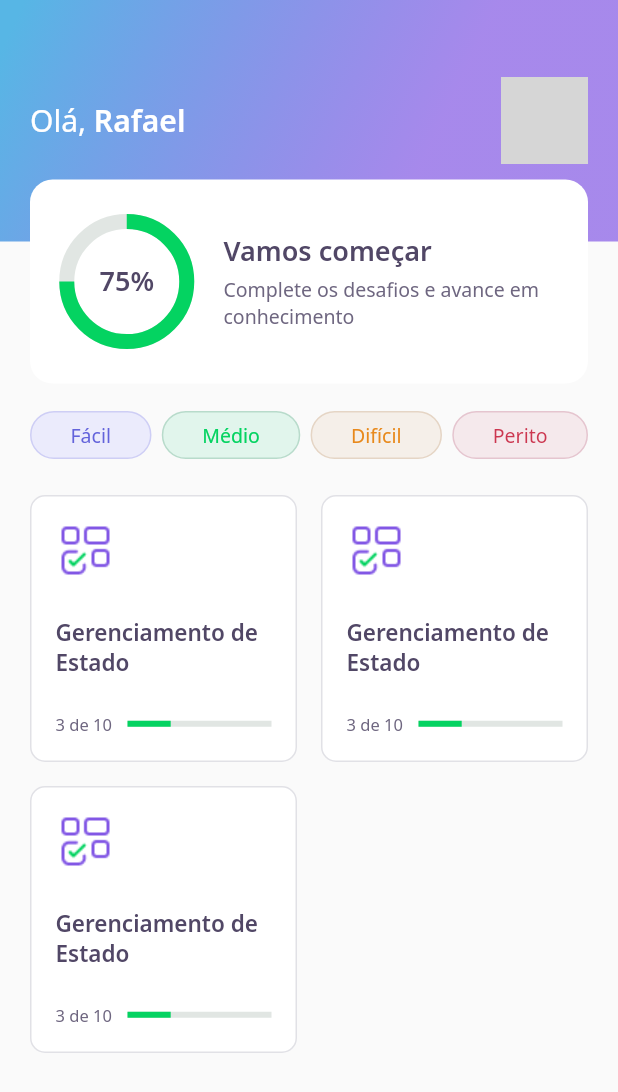
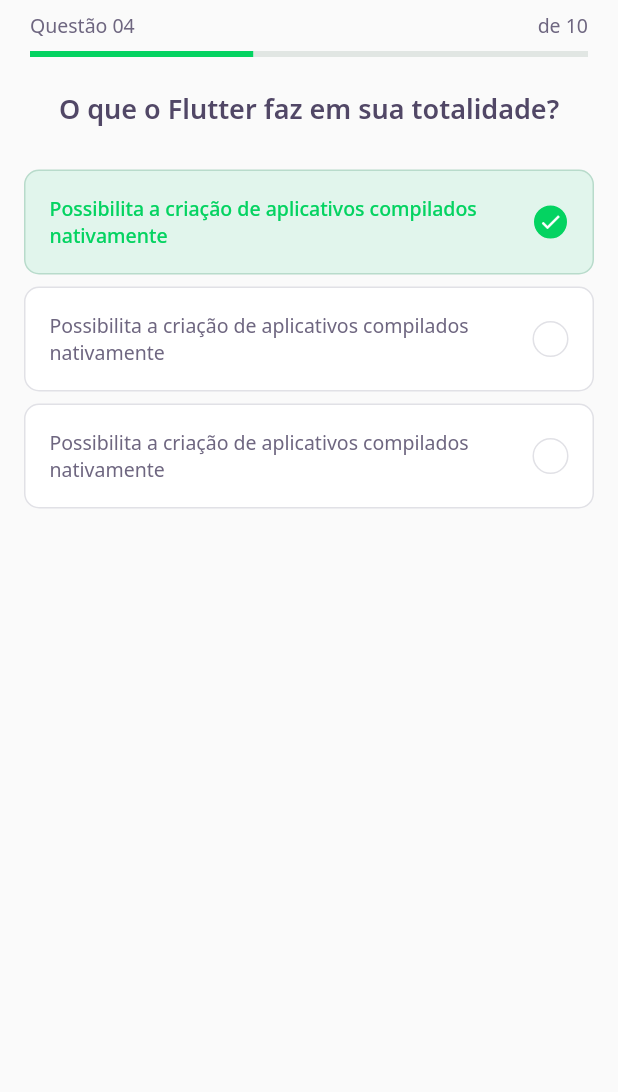
Before and after one commit to rafaalberto/devquiz-nlw, a Flutter app: the screen it shows after launch, on a phone screen of 412 x 824 dp. Shown: the top 1092 px of the screen. Run offline on Flutter 3.47's test engine with Material 2 defaults, Android fonts, the phone set to English and light mode, and no system bars; our stand-ins replace google_fonts; grey boxes are pictures that could not be loaded.

Commit message:
add answer widget

```diff
--- a/lib/main.dart
+++ b/lib/main.dart
@@ -1,5 +1,6 @@
 import 'package:flutter/material.dart';
 import 'package:dev_quiz/pages/home_page.dart';
+import 'package:dev_quiz/pages/challenge_page.dart';
 
 void main() {
   runApp(MyApp());
@@ -10,6 +11,6 @@ class MyApp extends StatelessWidget {
   Widget build(BuildContext context) {
     return MaterialApp(
         title: "DevQuiz",
-        home: HomePage());
+        home: ChallengePage());
   }
 }
--- /dev/null
+++ b/lib/pages/challenge_page.dart
@@ -0,0 +1,24 @@
+import 'package:dev_quiz/widgets/challenge_indicator_widget.dart';
+import 'package:dev_quiz/widgets/quiz_widget.dart';
+import 'package:flutter/material.dart';
+
+class ChallengePage extends StatefulWidget {
+  @override
+  _ChallengePageState createState() => _ChallengePageState();
+}
+
+class _ChallengePageState extends State<ChallengePage> {
+  @override
+  Widget build(BuildContext context) {
+    return Scaffold(
+      appBar: PreferredSize(
+        preferredSize: Size.fromHeight(60),
+        child: SafeArea(
+          top: true,
+          child: QuestionIndicator(),
+        ),
+      ),
+      body: QuizWidget(title: "O que o Flutter faz em sua totalidade?"),
+    );
+  }
+}
--- /dev/null
+++ b/lib/shared/progress_indicator_widget.dart
@@ -0,0 +1,17 @@
+import 'package:flutter/material.dart';
+import 'package:dev_quiz/core/app_colors.dart';
+
+class ProgressIndicatorWidget extends StatelessWidget {
+  final double value;
+
+  const ProgressIndicatorWidget({required this.value});
+
+  @override
+  Widget build(BuildContext context) {
+    return LinearProgressIndicator(
+      value: value,
+      backgroundColor: AppColors.chartSecondary,
+      valueColor: AlwaysStoppedAnimation<Color>(AppColors.chartPrimary),
+    );
+  }
+}
--- /dev/null
+++ b/lib/widgets/answer_widget.dart
@@ -0,0 +1,64 @@
+import 'package:dev_quiz/core/app_text_styles.dart';
+import 'package:flutter/material.dart';
+import 'package:dev_quiz/core/app_colors.dart';
+
+class AnswerWidget extends StatelessWidget {
+  final String title;
+  final bool isRight;
+  final bool isSelected;
+
+  const AnswerWidget(
+      {required this.title, this.isRight = false, this.isSelected = false});
+
+  Color get _selectedColorRight => isRight ? AppColors.darkGreen : AppColors.darkRed;
+
+  Color get _selectedBorderRight => isRight ? AppColors.lightGreen : AppColors.lightRed;
+
+  Color get _selectedColorCardRight => isRight ? AppColors.lightGreen : AppColors.lightRed;
+
+  Color get _selectedBorderCardRight => isRight ? AppColors.green : AppColors.red;
+
+  TextStyle get _selectedTextStyleRight => isRight ? AppTextStyles.bodyDarkGreen : AppTextStyles.bodyDarkRed;
+
+  IconData get _selectedIconRight => isRight ? Icons.check : Icons.close;
+
+  @override
+  Widget build(BuildContext context) {
+    return Padding(
+      padding: const EdgeInsets.symmetric(horizontal: 16, vertical: 4),
+      child: Container(
+        padding: const EdgeInsets.all(16),
+        decoration: BoxDecoration(
+          color: isSelected ? _selectedColorCardRight : AppColors.white,
+          borderRadius: BorderRadius.circular(10),
+          border: Border.fromBorderSide(BorderSide(color: isSelected ? _selectedBorderCardRight : AppColors.border)),
+        ),
+        child: Row(
+          mainAxisAlignment: MainAxisAlignment.spaceBetween,
+          children: [
+            Expanded(
+              child: Text(
+                title,
+                style: isSelected ? _selectedTextStyleRight : AppTextStyles.body,
+              ),
+            ),
+            Container(
+              height: 24,
+              width: 24,
+              decoration: BoxDecoration(
+                  color: isSelected ? _selectedColorRight : AppColors.white,
+                  borderRadius: BorderRadius.circular(500),
+                  border: Border.fromBorderSide(
+                      BorderSide(color: isSelected ? _selectedBorderRight : AppColors.border))),
+              child: isSelected ? Icon(
+                Icons.check,
+                size: 16,
+                color: Colors.white,
+              ) : null,
+            ),
+          ],
+        ),
+      ),
+    );
+  }
+}
--- /dev/null
+++ b/lib/widgets/challenge_indicator_widget.dart
@@ -0,0 +1,36 @@
+import 'package:dev_quiz/core/app_text_styles.dart';
+import 'package:dev_quiz/shared/progress_indicator_widget.dart';
+import 'package:flutter/material.dart';
+
+class QuestionIndicator extends StatelessWidget {
+  @override
+  Widget build(BuildContext context) {
+    return Container(
+      padding: const EdgeInsets.symmetric(horizontal: 20),
+      child: Column(
+        children: [
+          Padding(
+            padding: const EdgeInsets.only(top: 8.0),
+            child: Row(
+              mainAxisAlignment: MainAxisAlignment.spaceBetween,
+              children: [
+                Text(
+                  "Questão 04",
+                  style: AppTextStyles.body,
+                ),
+                Text(
+                  "de 10",
+                  style: AppTextStyles.body,
+                ),
+              ],
+            ),
+          ),
+          SizedBox(height: 8),
+          ProgressIndicatorWidget(
+            value: 0.40,
+          ),
+        ],
+      ),
+    );
+  }
+}
--- a/lib/widgets/chart_widget.dart
+++ b/lib/widgets/chart_widget.dart
@@ -16,7 +16,7 @@ class Chart extends StatelessWidget {
               width: 80,
               child: CircularProgressIndicator(
                 strokeWidth: 10,
-                value: 0.75,
+                value: 0.50,
                 backgroundColor: AppColors.chartSecondary,
                 valueColor:
                     AlwaysStoppedAnimation<Color>(AppColors.chartPrimary),
@@ -24,7 +24,7 @@ class Chart extends StatelessWidget {
             ),
           ),
           Center(
-              child: Text("75%", style: AppTextStyles.heading,
+              child: Text("50%", style: AppTextStyles.heading,
           ))
         ],
       ),
--- a/lib/widgets/quiz_card_widget.dart
+++ b/lib/widgets/quiz_card_widget.dart
@@ -1,7 +1,8 @@
+import 'package:flutter/material.dart';
 import 'package:dev_quiz/core/app_colors.dart';
 import 'package:dev_quiz/core/app_images.dart';
 import 'package:dev_quiz/core/app_text_styles.dart';
-import 'package:flutter/material.dart';
+import 'package:dev_quiz/shared/progress_indicator_widget.dart';
 
 class QuizCard extends StatelessWidget {
   @override
@@ -33,11 +34,8 @@ class QuizCard extends StatelessWidget {
                   flex: 1, child: Text("3 de 10", style: AppTextStyles.body11)),
               Expanded(
                 flex: 2,
-                child: LinearProgressIndicator(
-                  value: 0.3,
-                  backgroundColor: AppColors.chartSecondary,
-                  valueColor:
-                      AlwaysStoppedAnimation<Color>(AppColors.chartPrimary),
+                child: ProgressIndicatorWidget(
+                  value: 0.30,
                 ),
               )
             ],
--- /dev/null
+++ b/lib/widgets/quiz_widget.dart
@@ -0,0 +1,27 @@
+import 'package:dev_quiz/core/app_text_styles.dart';
+import 'package:dev_quiz/widgets/answer_widget.dart';
+import 'package:flutter/material.dart';
+
+class QuizWidget extends StatelessWidget {
+  final String title;
+
+  const QuizWidget({required this.title});
+
+  @override
+  Widget build(BuildContext context) {
+    return Container(
+      child: Column(
+        children: [
+          Text(
+            title,
+            style: AppTextStyles.heading,
+          ),
+          SizedBox(height: 24),
+          AnswerWidget(title: "Possibilita a criação de aplicativos compilados nativamente",isSelected: true, isRight: true,),
+          AnswerWidget(title: "Possibilita a criação de aplicativos compilados nativamente",),
+          AnswerWidget(title: "Possibilita a criação de aplicativos compilados nativamente",),
+        ],
+      ),
+    );
+  }
+}
```
